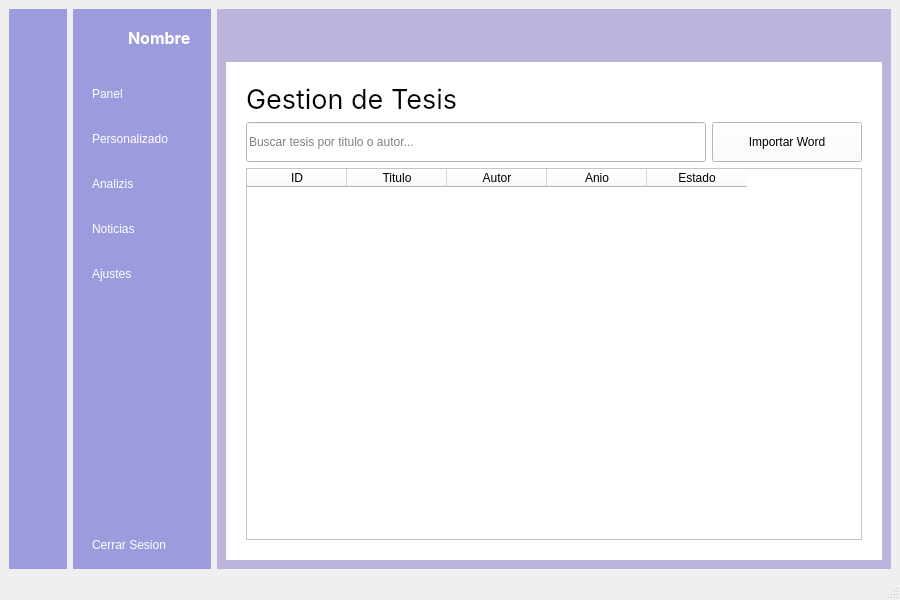
Before: the Qt Designer form UI/principal.ui in jondercarrero126-ve/programa-word, drawn with Qt 5.
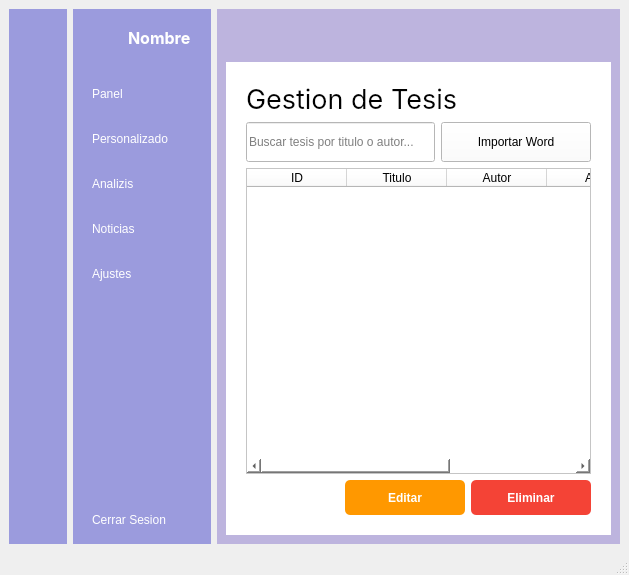
After: the same form once the commit is applied. The open tabs and pages were chosen to show the change. Icons and pictures are not drawn.

The edit to the form file:
```diff
--- a/UI/principal.ui
+++ b/UI/principal.ui
@@ -6,8 +6,8 @@
     <rect>
      <x>0</x>
      <y>0</y>
-     <width>900</width>
-     <height>600</height>
+    <width>629</width>
+    <height>575</height>
     </rect>
    </property>
   <property name="sizePolicy">
@@ -572,6 +572,61 @@
              </column>
             </widget>
            </item>
+           <item>
+            <layout class="QHBoxLayout" name="botones_tesis_layout">
+             <item>
+              <spacer name="horizontalSpacer_botones">
+               <property name="orientation">
+                <enum>Qt::Orientation::Horizontal</enum>
+               </property>
+               <property name="sizeHint" stdset="0">
+                <size>
+                 <width>40</width>
+                 <height>20</height>
+                </size>
+               </property>
+              </spacer>
+             </item>
+             <item>
+              <widget class="QPushButton" name="btn_editar_tesis">
+               <property name="enabled">
+                <bool>false</bool>
+               </property>
+               <property name="minimumSize">
+                <size>
+                 <width>120</width>
+                 <height>35</height>
+                </size>
+               </property>
+               <property name="styleSheet">
+                <string notr="true">background-color: #FF9800; color: white; padding: 8px 16px; border: none; border-radius: 5px; font-weight: bold;</string>
+               </property>
+               <property name="text">
+                <string>Editar</string>
+               </property>
+              </widget>
+             </item>
+             <item>
+              <widget class="QPushButton" name="btn_eliminar_tesis">
+               <property name="enabled">
+                <bool>false</bool>
+               </property>
+               <property name="minimumSize">
+                <size>
+                 <width>120</width>
+                 <height>35</height>
+                </size>
+               </property>
+               <property name="styleSheet">
+                <string notr="true">background-color: #F44336; color: white; padding: 8px 16px; border: none; border-radius: 5px; font-weight: bold;</string>
+               </property>
+               <property name="text">
+                <string>Eliminar</string>
+               </property>
+              </widget>
+             </item>
+            </layout>
+           </item>
           </layout>
          </widget>
          <widget class="QWidget" name="Perfil">
```
Left out of the diff: 6 changed lines with no effect on the pictures. Lines whose indentation alone changed are shown as unchanged.
